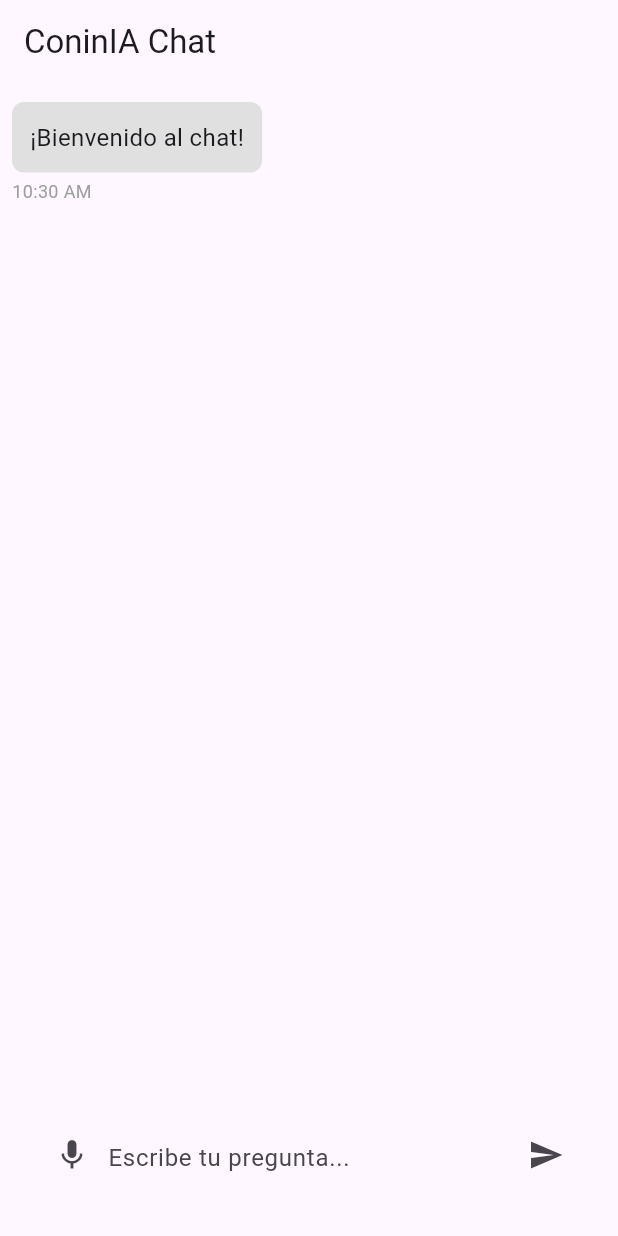
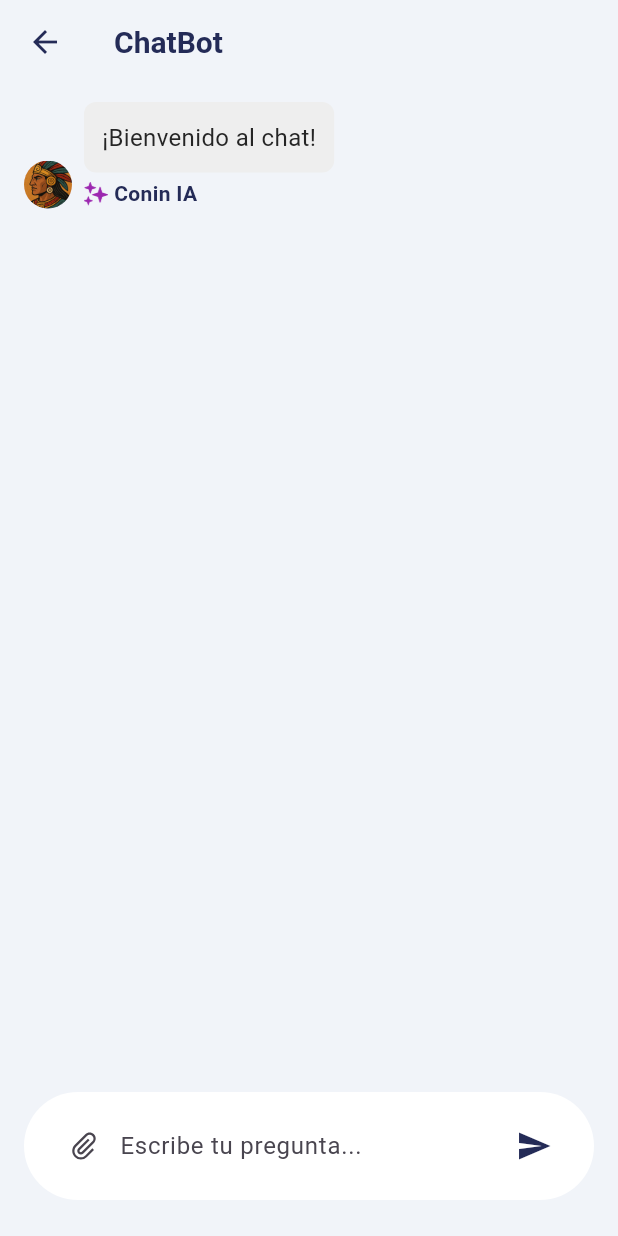
Before and after one commit to Gerbo67/conin_ia, a Flutter app: the screen it shows after launch, after a tap on the "send" icon, on a phone screen of 412 x 824 dp. Run offline on Flutter 3.47's test engine with Material 3 defaults, Android fonts, the phone set to English and light mode, and no system bars; drawn by our look-alikes of flutter_markdown; our stand-ins replace flutter_riverpod, line_icons, shimmer.

Commit message:
Update chat

```diff
--- a/lib/presentation/screens/chat_screen.dart
+++ b/lib/presentation/screens/chat_screen.dart
@@ -1,8 +1,11 @@
+import 'package:conin_ia/presentation/screens/styles.dart';
+import 'package:conin_ia/presentation/screens/widgets/MessageBubble.dart';
 import 'package:flutter/material.dart';
-import 'package:flutter_markdown/flutter_markdown.dart';
-import 'package:intl/intl.dart';
+import 'package:flutter/services.dart';
+import 'package:flutter_riverpod/flutter_riverpod.dart';
 import 'package:conin_ia/domain/models/messageModel.dart';
-import 'package:flutter_riverpod/flutter_riverpod.dart';
+import 'package:line_icons/line_icons.dart';
+import 'package:shimmer/shimmer.dart';
 import '../application/providers/messageProvider.dart';
 import '../application/controllers/chat_controller.dart';
 
@@ -16,47 +19,47 @@ class ChatScreen extends ConsumerStatefulWidget {
 class _ChatScreenState extends ConsumerState<ChatScreen> {
   final TextEditingController _controller = TextEditingController();
   final ChatController _chatController = ChatController();
+  final ScrollController _scrollController = ScrollController();
   bool _isTyping = false;
+
+  void _scrollToBottom() {
+    WidgetsBinding.instance.addPostFrameCallback((_) {
+      if (_scrollController.hasClients) {
+        _scrollController.animateTo(
+          _scrollController.position.maxScrollExtent,
+          duration: const Duration(milliseconds: 300),
+          curve: Curves.easeOut,
+        );
+      }
+    });
+  }
 
   void _sendTextMessage() async {
     if (_controller.text.trim().isEmpty) return;
-
-    // Guardar el texto del usuario
     final userMessage = messageModel(
       message: _controller.text,
-      subject: 2, // 2 representa al usuario
+      subject: 2,
       date: DateTime.now(),
     );
-
-    // Añadir mensaje del usuario a la lista
     ref.read(messageProvider.notifier).addMessage(userMessage);
-
-    // Limpiar el campo de texto
-    final userQuestion = _controller.text;
     _controller.clear();
-
-    // Mostrar indicador de escritura
     setState(() {
       _isTyping = true;
     });
-
+    _scrollToBottom();
     try {
-      // Enviar pregunta a la API y esperar respuesta
-      final assistantMessage = await _chatController.enviarPregunta(userQuestion);
-
-      // Ocultar indicador de escritura
+      final assistantMessage = await _chatController.enviarPregunta(
+        userMessage.message,
+      );
       setState(() {
         _isTyping = false;
       });
-
-      // Añadir respuesta si es válida
       if (assistantMessage != null) {
         ref.read(messageProvider.notifier).addMessage(assistantMessage);
       } else {
-        // Manejar error - mostrar mensaje de error como respuesta
         final errorMessage = messageModel(
           message: "Lo siento, no pude obtener una respuesta. Inténtalo de nuevo.",
-          subject: 1, // 1 representa al asistente
+          subject: 1,
           date: DateTime.now(),
         );
         ref.read(messageProvider.notifier).addMessage(errorMessage);
@@ -67,70 +70,57 @@ class _ChatScreenState extends ConsumerState<ChatScreen> {
       });
       print("Error al enviar mensaje: $e");
     }
+    _scrollToBottom();
   }
 
   @override
   Widget build(BuildContext context) {
     final messages = ref.watch(messageProvider);
-    final screenHeight = MediaQuery.of(context).size.height;
-
     return Scaffold(
+      resizeToAvoidBottomInset: true,
       appBar: AppBar(
-        title: const Text('ConinIA Chat'),
+        title: const Text(
+          'ChatBot',
+          style: TextStyle(
+            color: ColorStyles.primaryColor,
+            fontWeight: FontWeight.bold,
+            fontSize: 20,
           ),
-      backgroundColor: Theme.of(context).scaffoldBackgroundColor,
-      body: SizedBox(
+        ),
+        elevation: 0,
+        shadowColor: Colors.transparent,
+        surfaceTintColor: Colors.transparent,
+        scrolledUnderElevation: 0,
+        backgroundColor: ColorStyles.blankColor,
+        systemOverlayStyle: SystemUiOverlayStyle(
+          statusBarColor: ColorStyles.blankColor,
+          statusBarIconBrightness: Brightness.dark,
+        ),
+        leading: Icon(Icons.arrow_back, color: ColorStyles.primaryColor),
+        leadingWidth: 60,
+      ),
+      backgroundColor: ColorStyles.blankColor,
+      body: GestureDetector(
+        onTap: () => FocusScope.of(context).unfocus(),
         child: Column(
           children: [
             Expanded(
               flex: 6,
-              child: Column(
-                children: [
-                  Expanded(
               child: ListView.builder(
-                      padding: EdgeInsets.only(
+                controller: _scrollController,
+                padding: const EdgeInsets.only(
                   top: 8.0,
                   left: 8.0,
                   right: 8.0,
-                        bottom: screenHeight * 0.08 + 80,
+                  bottom: 16.0,
                 ),
                 itemCount: messages.length,
                 itemBuilder: (context, index) {
                   final message = messages[index];
-                        final bool isAssistant = message.subject == 1;
-                        final formattedTime = DateFormat('hh:mm a').format(message.date);
-
-                        return Container(
-                          alignment: isAssistant ? Alignment.centerLeft : Alignment.centerRight,
-                          margin: const EdgeInsets.symmetric(vertical: 4.0),
-                          child: Column(
-                            crossAxisAlignment: isAssistant ? CrossAxisAlignment.start : CrossAxisAlignment.end,
-                            children: [
-                              Container(
-                                padding: const EdgeInsets.all(12.0),
-                                decoration: BoxDecoration(
-                                  color: isAssistant ? Colors.grey[300] : Colors.blue[100],
-                                  borderRadius: BorderRadius.circular(8.0),
-                                ),
-                                child: MarkdownBody(
-                                  data: message.message,
-                                  styleSheet: MarkdownStyleSheet(
-                                    p: TextStyle(fontSize: 16),
-                                    // Puedes personalizar más estilos aquí
-                                  ),
-                                  selectable: true,
-                                ),
-                              ),
-                              const SizedBox(height: 4.0),
-                              Text(
-                                formattedTime,
-                                style: const TextStyle(
-                                  fontSize: 12,
-                                  color: Colors.grey,
-                                ),
-                              ),
-                            ],
-                          ),
+                  return MessageBubble(
+                    message: message.message,
+                    subject: message.subject,
+                    date: message.date,
                   );
                 },
               ),
@@ -138,38 +128,47 @@ class _ChatScreenState extends ConsumerState<ChatScreen> {
             if (_isTyping)
               Container(
                 alignment: Alignment.centerLeft,
-                      margin: const EdgeInsets.symmetric(vertical: 4.0, horizontal: 8.0),
+                margin: const EdgeInsets.symmetric(
+                  vertical: 2.0,
+                  horizontal: 16.0,
+                ),
                 padding: const EdgeInsets.all(12.0),
                 decoration: BoxDecoration(
-                        color: Colors.grey[300],
+                  color: Colors.white,
                   borderRadius: BorderRadius.circular(8.0),
                 ),
-                      child: const Text('ConinIA está escribiendo...'),
-                    ),
-                ],
+                child: Shimmer.fromColors(
+                  baseColor: Colors.purple[700]!,
+                  highlightColor: Colors.purple[300]!,
+                  child: Text(
+                    'ConinIA está escribiendo...',
+                    style: const TextStyle(
+                      fontSize: 16.0,
+                      fontWeight: FontWeight.bold,
                     ),
                   ),
-            Expanded(
+                ),
+              ),
+            Container(
+              padding: const EdgeInsets.only(bottom: 8.0),
               child: Container(
-                color: Theme.of(context).scaffoldBackgroundColor,
-                child: Container(
-                  padding: const EdgeInsets.symmetric(
-                    horizontal: 8.0,
-                    vertical: 6.0,
-                  ),
                 margin: const EdgeInsets.symmetric(
                   horizontal: 16.0,
-                    vertical: 30.0,
+                  vertical: 16.0,
+                ),
+                padding: const EdgeInsets.symmetric(
+                  horizontal: 16.0,
+                  vertical: 12.0,
                 ),
                 decoration: BoxDecoration(
-                    color: Theme.of(context).cardColor,
-                    borderRadius: const BorderRadius.all(Radius.circular(40)),
+                  color: Colors.white,
+                  borderRadius: BorderRadius.circular(40),
                 ),
                 child: Row(
                   children: [
                     IconButton(
-                        icon: const Icon(Icons.mic),
-                        onPressed: () {}, // Funcionalidad de micrófono para futura implementación
+                      icon: const Icon(LineIcons.paperclip),
+                      onPressed: () {},
                     ),
                     Expanded(
                       child: TextField(
@@ -182,11 +181,13 @@ class _ChatScreenState extends ConsumerState<ChatScreen> {
                       ),
                     ),
                     IconButton(
-                        icon: const Icon(Icons.send),
+                      icon: const Icon(
+                        Icons.send,
+                        color: ColorStyles.primaryColor,
+                      ),
                       onPressed: _sendTextMessage,
                     ),
                   ],
-                  ),
                 ),
               ),
             ),
--- /dev/null
+++ b/lib/presentation/screens/styles.dart
@@ -0,0 +1,19 @@
+import 'package:flutter/material.dart';
+
+class ColorStyles {
+  static const Color primaryColor = Color(0xFF242b57);
+  static const Color secondaryColor = Color(0xFF3f91c6);
+  static const Color blankColor = Color(0xFFf1f4f9);
+  static const Color blankColorSecondary = Color(0xffeceef1);
+  static const Color textColor = Color(0xFF252525);
+
+  // Método para obtener el tema de la aplicación
+  static ThemeData getAppTheme() {
+    return ThemeData(
+      primaryColor: primaryColor,
+      scaffoldBackgroundColor: blankColor,
+      textTheme: TextTheme(
+      ),
+    );
+  }
+}
--- /dev/null
+++ b/lib/presentation/screens/widgets/MessageBubble.dart
@@ -0,0 +1,132 @@
+import 'package:flutter/material.dart';
+import 'package:flutter_markdown/flutter_markdown.dart';
+import 'package:intl/intl.dart';
+import '../styles.dart';
+
+class MessageBubble extends StatelessWidget {
+  final String message;
+  final int subject;
+  final DateTime date;
+
+  const MessageBubble({
+    super.key,
+    required this.message,
+    required this.subject,
+    required this.date,
+  });
+
+  @override
+  Widget build(BuildContext context) {
+    bool isLeft = subject == 1;
+    Color bubbleColor = isLeft ? Colors.grey[200]! : ColorStyles.secondaryColor;
+    String formattedTime = DateFormat('hh:mm a').format(date);
+
+    Widget messageContent = Container(
+      padding: const EdgeInsets.all(12.0),
+      decoration: BoxDecoration(
+        color: bubbleColor,
+        borderRadius: BorderRadius.circular(8.0),
+      ),
+      child: MarkdownBody(
+        data: message,
+        styleSheet: MarkdownStyleSheet(
+          p: TextStyle(
+            fontSize: 16,
+            color: isLeft ? ColorStyles.textColor : Colors.white,
+          ),
+        ),
+        selectable: true,
+      ),
+    );
+
+    Widget infoRow;
+    if (isLeft) {
+      infoRow = Row(
+        mainAxisSize: MainAxisSize.min,
+        children: [
+          Image.asset(
+            'assets/image/shine.png',
+            width: 16,
+            height: 16,
+            color: Colors.purple,
+            colorBlendMode: BlendMode.srcIn,
+          ),
+          const SizedBox(width: 4.0),
+          const Text(
+            "Conin IA",
+            style: TextStyle(
+              fontWeight: FontWeight.bold,
+              color: ColorStyles.primaryColor,
+            ),
+          ),
+        ],
+      );
+    } else {
+      infoRow = Row(
+        mainAxisSize: MainAxisSize.min,
+        children: [
+          const Text(
+            "Tú",
+            style: TextStyle(
+              fontWeight: FontWeight.bold,
+            ),
+          ),
+          const SizedBox(width: 8.0),
+          Text(
+            formattedTime,
+            style: const TextStyle(
+              fontSize: 12,
+              color: Colors.grey,
+            ),
+          ),
+        ],
+      );
+    }
+
+    Widget bubbleColumn = Column(
+      mainAxisSize: MainAxisSize.min,
+      crossAxisAlignment:
+      isLeft ? CrossAxisAlignment.start : CrossAxisAlignment.end,
+      children: [
+        messageContent,
+        const SizedBox(height: 4.0),
+        infoRow,
+      ],
+    );
+
+    Widget bubbleWithConstraints = ConstrainedBox(
+      constraints: BoxConstraints(
+        minWidth: MediaQuery.of(context).size.width * 0.1,
+        maxWidth: MediaQuery.of(context).size.width * 0.7,
+      ),
+      child: IntrinsicWidth(child: bubbleColumn),
+    );
+
+    Widget avatar = CircleAvatar(
+      radius: 16,
+      backgroundImage: AssetImage(
+        isLeft ? 'assets/image/conin.png' : 'assets/image/user.png',
+      ),
+    );
+
+    return Container(
+      margin: const EdgeInsets.symmetric(vertical: 4.0, horizontal: 8.0),
+      child: Row(
+        crossAxisAlignment: CrossAxisAlignment.end,
+        mainAxisAlignment:
+        isLeft ? MainAxisAlignment.start : MainAxisAlignment.end,
+        children: isLeft
+            ? [
+          avatar,
+          const SizedBox(width: 8.0),
+          bubbleWithConstraints,
+        ]
+            : [
+          bubbleWithConstraints,
+          const SizedBox(width: 8.0),
+          avatar,
+        ],
+      ),
+    );
+  }
+}
```
Also changed, not shown: pubspec.yaml (+6 -2 lines), assets/image/conin.png (added), assets/image/shine.png (added), assets/image/user.png (added), pubspec.lock. Lines whose indentation alone changed are shown as unchanged.
